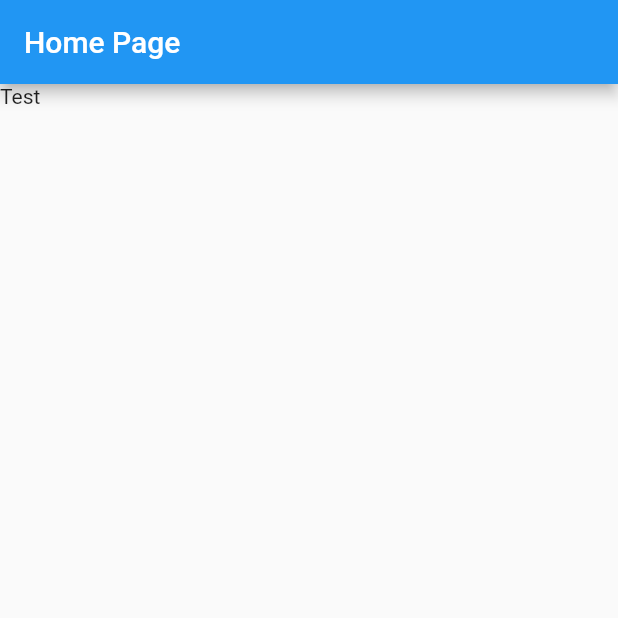
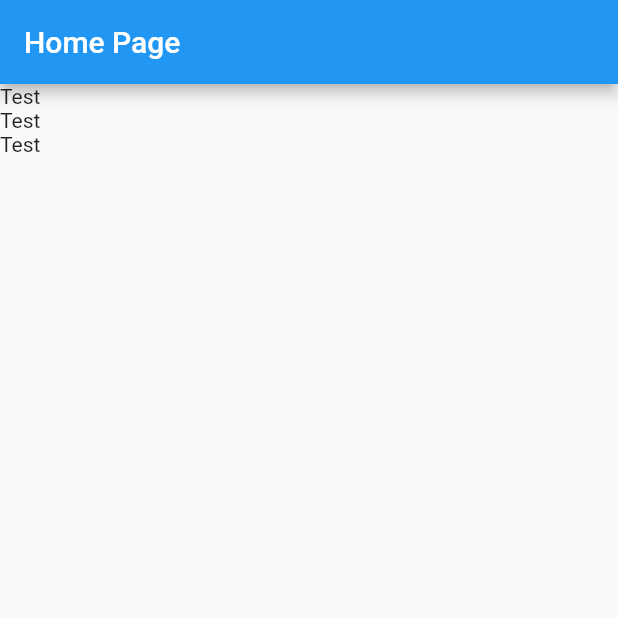
Before and after one commit to ozaenzenzen/flutter-fam-ui4, a Flutter app: the screen it shows after launch, on a phone screen of 412 x 824 dp, the top half of it. Run offline on Flutter 3.47's test engine with Material 2 defaults, Android fonts, the light colour scheme and no system bars; our stand-ins replace get.

Commit message:
update homepage dart

```diff
--- a/lib/homepage.dart
+++ b/lib/homepage.dart
@@ -13,7 +13,13 @@ class _HomePageState extends State<HomePage> {
         title: Text("Home Page"),
       ),
       body: Container(
-        child: Text("Test"),
+        child: Column(
+          children: [
+            Text("Test"),
+            Text("Test"),
+            Text("Test"),
+          ],
+        ),
       ),
     );
   }
```
